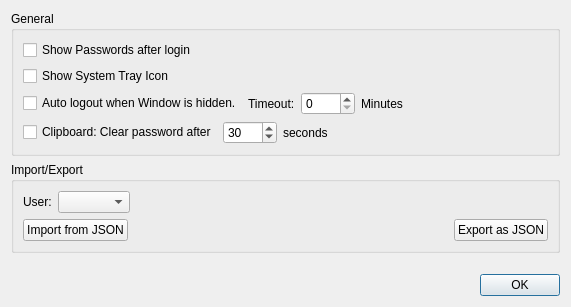
bkueng/qMasterPassword, file ui/settings_widget.ui: the form before one commit.
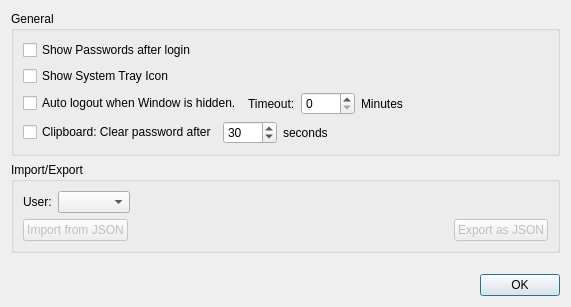
The form after the commit.

Commit message: disable import & export (Qt 4.8 has no JSON classes)

Diff of the .ui file:
```diff
--- a/ui/settings_widget.ui
+++ b/ui/settings_widget.ui
@@ -163,6 +163,9 @@
        <layout class="QHBoxLayout" name="horizontalLayout_3">
         <item>
          <widget class="QPushButton" name="btnImportJson">
+          <property name="enabled">
+           <bool>false</bool>
+          </property>
           <property name="text">
            <string>Import from JSON</string>
           </property>
@@ -183,6 +186,9 @@
         </item>
         <item>
          <widget class="QPushButton" name="btnExportJson">
+          <property name="enabled">
+           <bool>false</bool>
+          </property>
           <property name="text">
            <string>Export as JSON</string>
           </property>
```
The commit also changes 1 other file.
